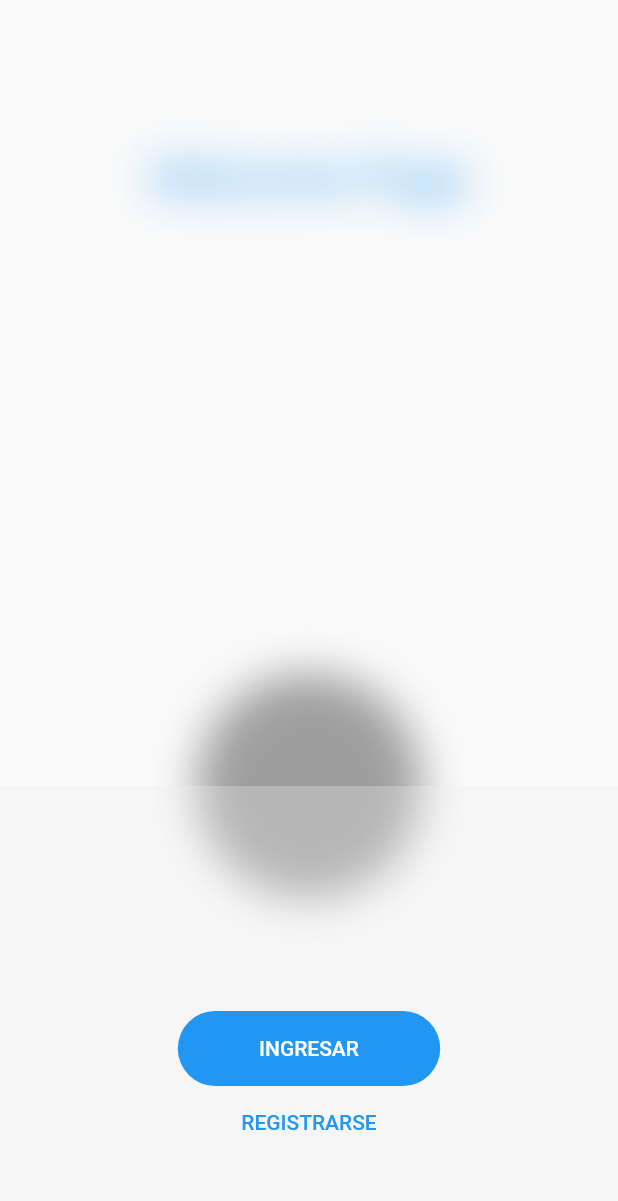
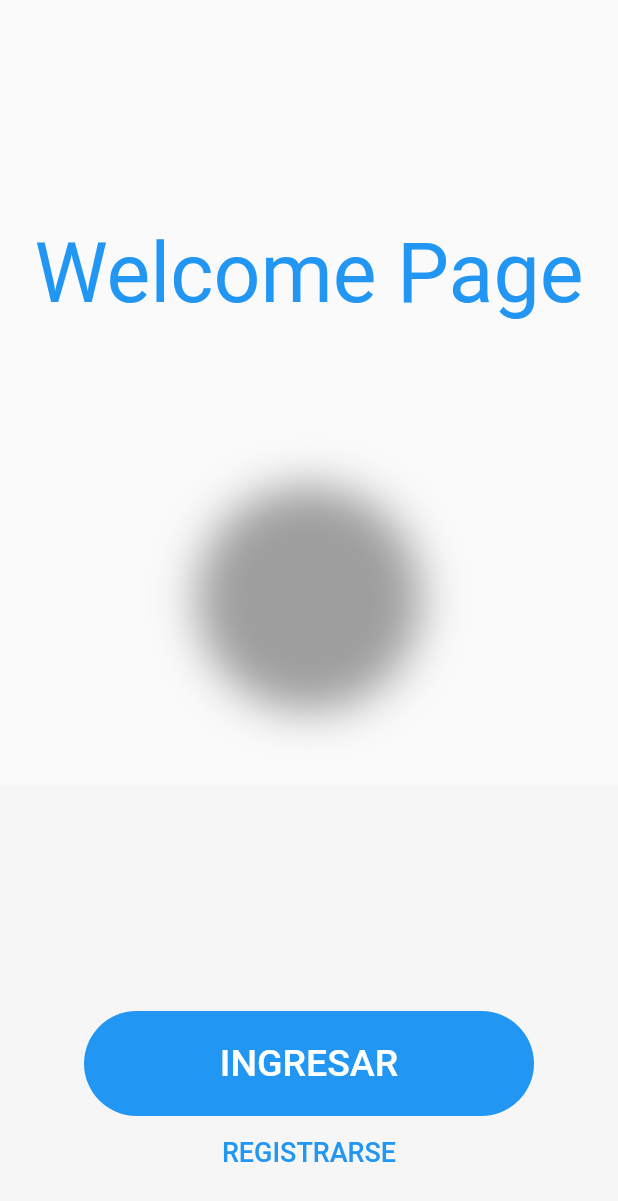
Before and after one commit to JuanJo53/SistemaControlRestaurante, a Flutter app: the screen it shows after launch, on a phone screen of 412 x 824 dp. Shown: the top 1201 px of the screen. Run offline on Flutter 3.47's test engine with Material 2 defaults, Android fonts, the light colour scheme and no system bars.

Commit message:
Botones Para el Login

```diff
--- a/admin_app/lib/pages/setup/welcome.dart
+++ b/admin_app/lib/pages/setup/welcome.dart
@@ -11,10 +11,8 @@ class _WelcomePageState extends State<WelcomePage> {
     return Align(
       alignment: Alignment.topCenter,
       child: Padding(
-        padding: const EdgeInsets.only(top: 100.0),
-        child: Text('Welcome Page', style: TextStyle(fontSize: 32.0, color: Theme
-            .of(context)
-            .primaryColor,),),
+        padding: const EdgeInsets.only(top: 150.0),
+        child: Text('Welcome Page', style: TextStyle(fontSize: 55.0, color: Theme.of(context).primaryColor,),),
       ),
     );
   }
@@ -23,7 +21,7 @@ class _WelcomePageState extends State<WelcomePage> {
     return Align(
       alignment: Alignment.bottomCenter,
       child: Padding(
-        padding: const EdgeInsets.only(bottom: 225.0),
+        padding: const EdgeInsets.only(bottom: 350.0),
         child: Container(
           height: 150.0,
           width: 150.0,
@@ -64,19 +62,19 @@ class _WelcomePageState extends State<WelcomePage> {
     return Column(
       children: <Widget>[
         SizedBox(
-          width: 175.0,
-          height: 50.0,
+          width: 300.0,
+          height: 70.0,
           child: FlatButton(
               onPressed: (){},
               color: theme.primaryColor,
-              shape: RoundedRectangleBorder(borderRadius: BorderRadius.circular(30.0)),
-              child: Text('INGRESAR', style: theme.primaryTextTheme.button,)
+              shape: RoundedRectangleBorder(borderRadius: BorderRadius.circular(150.0)),
+              child: Text('INGRESAR',style: TextStyle(fontSize: 25.0,color: Colors.white))
           ),
         ),
         FlatButton(
             onPressed: (){},
-            shape: RoundedRectangleBorder(borderRadius: BorderRadius.circular(30.0)),
-            child: Text('REGISTRARSE', style: TextStyle(color: theme.primaryColor),)
+            shape: RoundedRectangleBorder(borderRadius: BorderRadius.circular(50.0)),
+            child: Text('REGISTRARSE', style: TextStyle(fontSize: 18.0,color: theme.primaryColor),)
         )
       ],
     );
@@ -87,9 +85,9 @@ class _WelcomePageState extends State<WelcomePage> {
     return Scaffold(
       body: Stack(
         children: <Widget>[
-          buildTitle(context),
           buildCircle(),
           buildFrostedGlass(),
+          buildTitle(context),
         ],
       ),
     );
```
